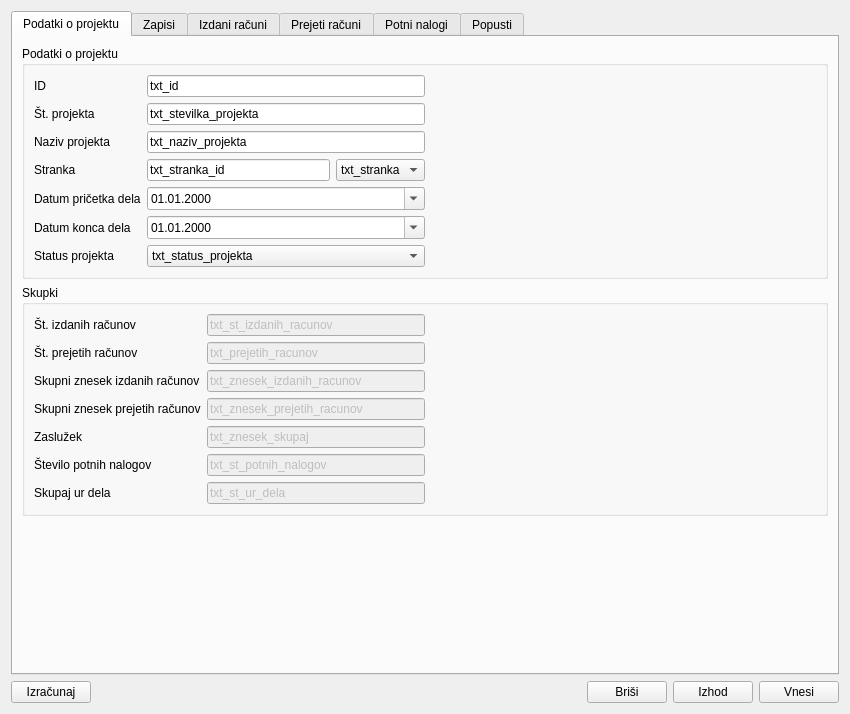
bubi-luka/BubiRacun, file projekti.ui: the form before one commit.
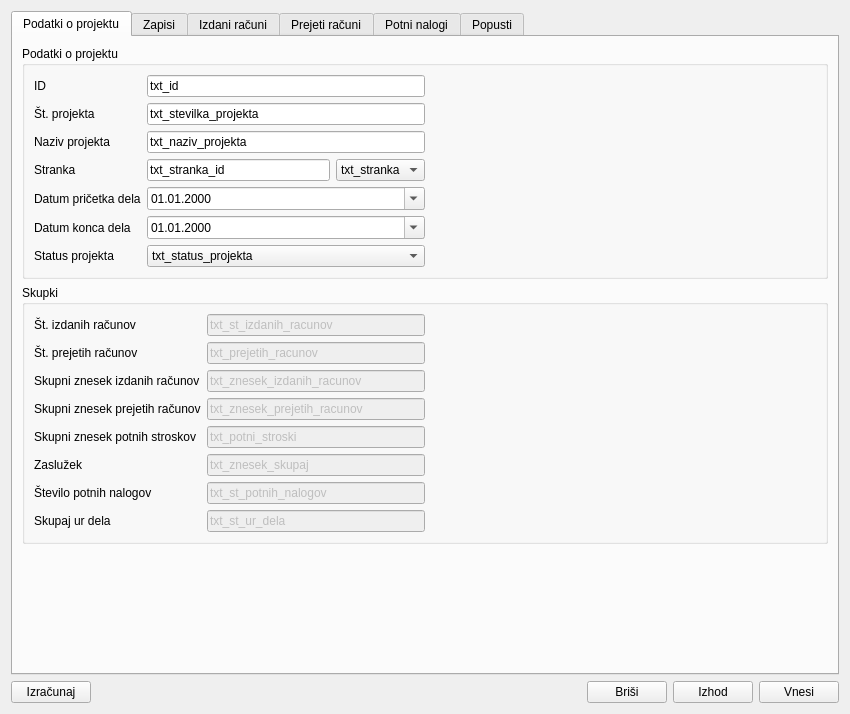
The form after the commit.

Commit message: Projekti znajo izračunati zaslužek

Diff of the .ui file:
```diff
--- a/projekti.ui
+++ b/projekti.ui
@@ -223,21 +223,21 @@
               </property>
              </widget>
             </item>
-            <item row="4" column="0">
+            <item row="5" column="0">
              <widget class="QLabel" name="label_45">
               <property name="text">
                <string>Zaslužek</string>
               </property>
              </widget>
             </item>
-            <item row="5" column="0">
+            <item row="6" column="0">
              <widget class="QLabel" name="label_46">
               <property name="text">
                <string>Število potnih nalogov</string>
               </property>
              </widget>
             </item>
-            <item row="6" column="0">
+            <item row="7" column="0">
              <widget class="QLabel" name="label_47">
               <property name="text">
                <string>Skupaj ur dela</string>
@@ -284,7 +284,7 @@
               </property>
              </widget>
             </item>
-            <item row="4" column="1">
+            <item row="5" column="1">
              <widget class="QLineEdit" name="txt_znesek_skupaj">
               <property name="enabled">
                <bool>false</bool>
@@ -294,7 +294,7 @@
               </property>
              </widget>
             </item>
-            <item row="5" column="1">
+            <item row="6" column="1">
              <widget class="QLineEdit" name="txt_st_potnih_nalogov">
               <property name="enabled">
                <bool>false</bool>
@@ -304,7 +304,7 @@
               </property>
              </widget>
             </item>
-            <item row="6" column="1">
+            <item row="7" column="1">
              <widget class="QLineEdit" name="txt_st_ur_dela">
               <property name="enabled">
                <bool>false</bool>
@@ -314,6 +314,23 @@
               </property>
              </widget>
             </item>
+            <item row="4" column="1">
+             <widget class="QLineEdit" name="txt_potni_stroski">
+              <property name="enabled">
+               <bool>false</bool>
+              </property>
+              <property name="text">
+               <string>txt_potni_stroski</string>
+              </property>
+             </widget>
+            </item>
+            <item row="4" column="0">
+             <widget class="QLabel" name="label_14">
+              <property name="text">
+               <string>Skupni znesek potnih stroskov</string>
+              </property>
+             </widget>
+            </item>
            </layout>
           </item>
           <item>
```
The commit also changes 4 other files.
